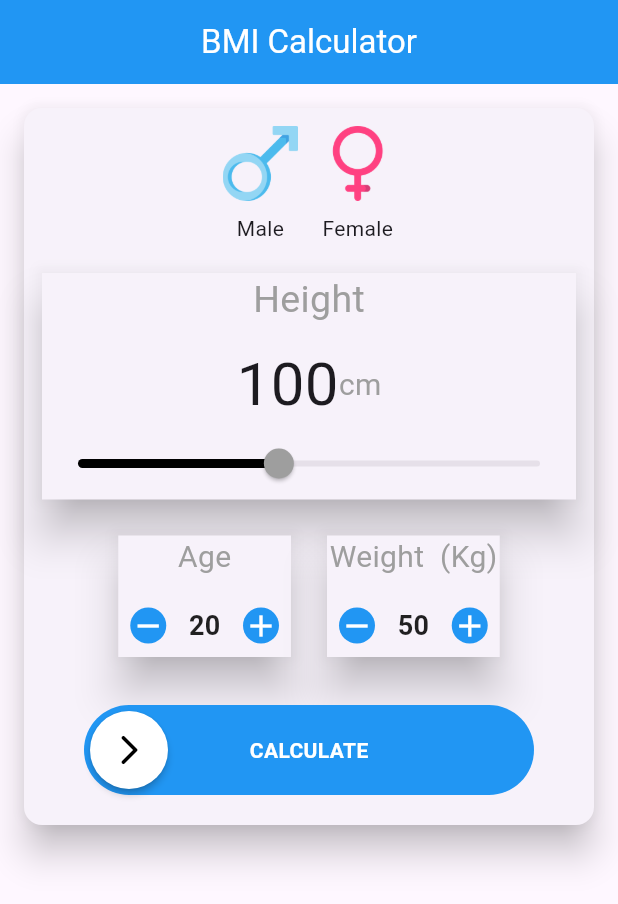
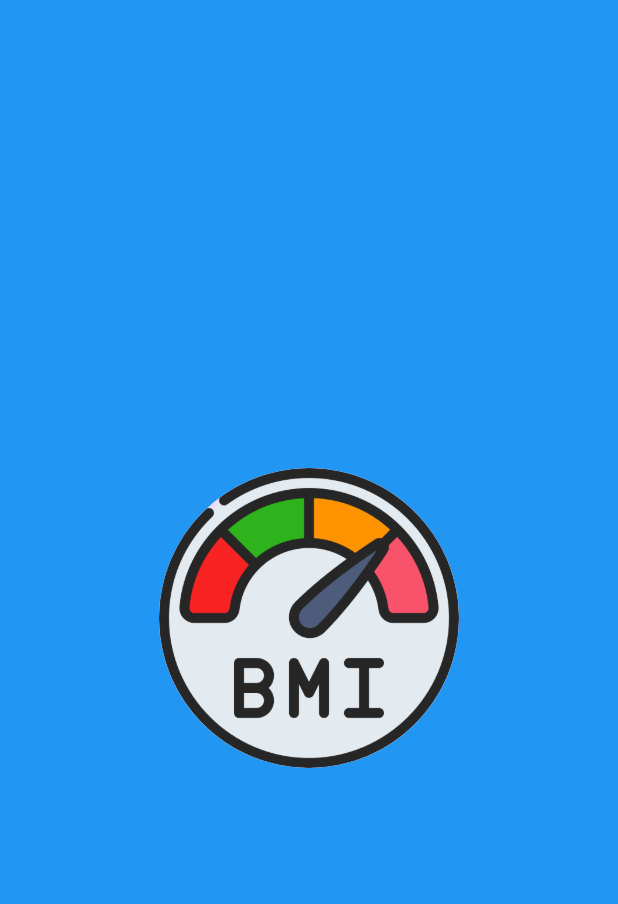
Before and after one commit to peterelia22/BMI_APP, a Flutter app: the first screen one second after launch, on a phone screen of 412 x 824 dp. Shown: the top 904 px of the screen. Run offline on Flutter 3.47's test engine with Material 3 defaults, Android fonts, the phone set to English and light mode, and no system bars; drawn by our look-alikes of animated_splash_screen, swipeable_button_view; our stand-ins replace page_transition; missing offline and left inert: flutter_3d_choice_chip, flutter_share, pretty_gauge.

Commit message:
splash screen

```diff
--- a/lib/main.dart
+++ b/lib/main.dart
@@ -1,3 +1,4 @@
+import 'package:bmi/views/splash_page.dart';
 import 'package:flutter/material.dart';
 
 import 'views/home_page.dart';
@@ -14,7 +15,7 @@ class BMICalculator extends StatelessWidget {
   Widget build(BuildContext context) {
     return const MaterialApp(
       debugShowCheckedModeBanner: false,
-      home: HomePage(),
+      home: SplashPage(),
     );
   }
 }
--- a/lib/utils/assets.dart
+++ b/lib/utils/assets.dart
@@ -9,4 +9,5 @@ class Assets {
   /// Assets for assetsImagesMale
   /// assets/images/male.png
   static const String assetsImagesMale = "assets/images/male.png";
+  static const String assetsImagesBmi = "assets/images/bmi.png";
 }
--- a/lib/views/home_page.dart
+++ b/lib/views/home_page.dart
@@ -68,7 +68,7 @@ class _HomePageState extends State<HomePage> {
                       initValue: 20,
                     ),
                     AgeAndWeight(
-                      title: "Weight  (Kg)",
+                      title: "  Weight  (Kg)  ",
                       onChange: (weightVal) {
                         _weight = weightVal;
                       },
--- a/lib/views/result_page.dart
+++ b/lib/views/result_page.dart
@@ -1,4 +1,5 @@
 import 'package:flutter/material.dart';
+
 import 'package:flutter_share/flutter_share.dart';
 import 'package:pretty_gauge/pretty_gauge.dart';
 
@@ -22,6 +23,7 @@ class ResultPage extends StatelessWidget {
           "BMI Score",
           style: TextStyle(color: Colors.white),
         ),
+        iconTheme: IconThemeData(color: Colors.white),
       ),
       body: Container(
         padding: const EdgeInsets.all(12),
@@ -76,10 +78,11 @@ class ResultPage extends StatelessWidget {
                 mainAxisAlignment: MainAxisAlignment.center,
                 children: [
                   ElevatedButton(
-                      onPressed: () {
-                        Navigator.pop(context);
-                      },
-                      child: Text("Re-Calculate")),
+                    onPressed: () {
+                      Navigator.pop(context);
+                    },
+                    child: Text("Re-Calculate"),
+                  ),
                   SizedBox(
                     width: 10,
                   ),
@@ -92,9 +95,9 @@ class ResultPage extends StatelessWidget {
                       );
                     },
                     child: Text("Share"),
-                  )
+                  ),
                 ],
-              )
+              ),
             ],
           ),
         ),
--- /dev/null
+++ b/lib/views/splash_page.dart
@@ -0,0 +1,24 @@
+import 'package:animated_splash_screen/animated_splash_screen.dart';
+import 'package:flutter/material.dart';
+import 'package:page_transition/page_transition.dart';
+import 'package:bmi/views/home_page.dart';
+import 'package:bmi/utils/assets.dart';
+
+class SplashPage extends StatelessWidget {
+  const SplashPage({super.key});
+
+  @override
+  Widget build(BuildContext context) {
+    return AnimatedSplashScreen(
+      splashTransition: SplashTransition.rotationTransition,
+      duration: 40,
+      splashIconSize: 200,
+      backgroundColor: Colors.blue,
+      splash: const CircleAvatar(
+        radius: 100,
+        backgroundImage: AssetImage(Assets.assetsImagesBmi),
+      ),
+      nextScreen: HomePage(),
+    );
+  }
+}
--- a/lib/widgets/age_and_weight.dart
+++ b/lib/widgets/age_and_weight.dart
@@ -33,7 +33,7 @@ class _AgeAndWeightState extends State<AgeAndWeight> {
       padding: EdgeInsets.all(8),
       child: Card(
         elevation: 12,
-        shape: const RoundedRectangleBorder(),
+        shape: RoundedRectangleBorder(borderRadius: BorderRadius.circular(12)),
         child: Column(
           children: [
             Text(
--- a/lib/widgets/height.dart
+++ b/lib/widgets/height.dart
@@ -16,7 +16,7 @@ class _HeightState extends State<Height> {
       padding: const EdgeInsets.all(8),
       child: Card(
         elevation: 12,
-        shape: RoundedRectangleBorder(),
+        shape: RoundedRectangleBorder(borderRadius: BorderRadius.circular(12)),
         child: Column(
           children: [
             const Text(
--- a/pubspec.yaml
+++ b/pubspec.yaml
@@ -28,14 +28,20 @@ environment:
 # the latest version available on pub.dev. To see which dependencies have newer
 # versions available, run `flutter pub outdated`.
 dependencies:
+  animated_splash_screen: ^1.3.0
   cupertino_icons: ^1.0.6
   flutter:
     sdk: flutter
   flutter_3d_choice_chip: ^0.1.4
+
+
   flutter_share: ^2.0.0
+  url_launcher: ^6.0.9
   page_transition: ^2.0.5
   pretty_gauge: ^1.0.1
   swipeable_button_view: ^0.0.2
+  flutter_email_sender: ^6.0.3
+
 
 dev_dependencies:
   flutter_lints: ^3.0.0
```
Also changed, not shown: assets/images/bmi.png (added), pubspec.lock, 5 other files.
